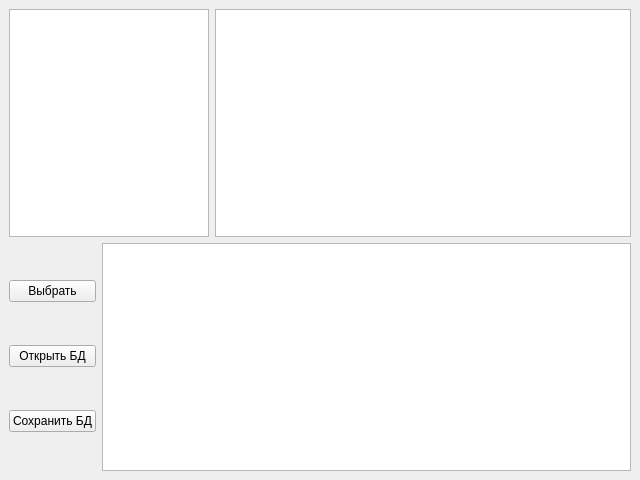
This is ui/UI_Form.ui in FelixFat/DB_viewer as Qt 5 draws it before an edit. The edited form follows.
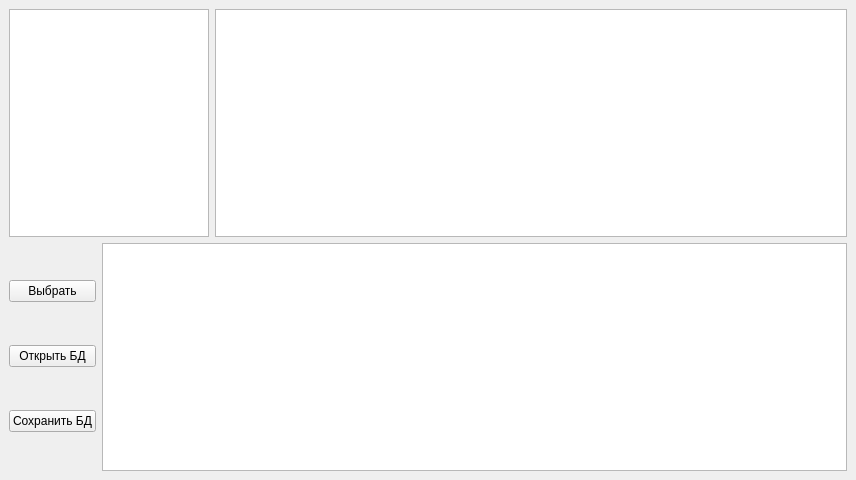
This is the edited form.

Commit message: Добавлен функционал по выводу БД

The edit to the form file:
```diff
--- a/ui/UI_Form.ui
+++ b/ui/UI_Form.ui
@@ -6,7 +6,7 @@
    <rect>
     <x>0</x>
     <y>0</y>
-    <width>640</width>
+    <width>856</width>
     <height>480</height>
    </rect>
   </property>
@@ -31,7 +31,7 @@
        </widget>
       </item>
       <item>
-       <widget class="QTableView" name="tableView"/>
+       <widget class="QTableWidget" name="tableWidget"/>
       </item>
      </layout>
     </item>
@@ -63,7 +63,7 @@
        </layout>
       </item>
       <item>
-       <widget class="QTableWidget" name="tableWidget_2"/>
+       <widget class="QListWidget" name="com_listWidget"/>
       </item>
      </layout>
     </item>
```
Left out of the diff: 8 changed lines with no effect on the pictures. The commit also changes 1 other file.
